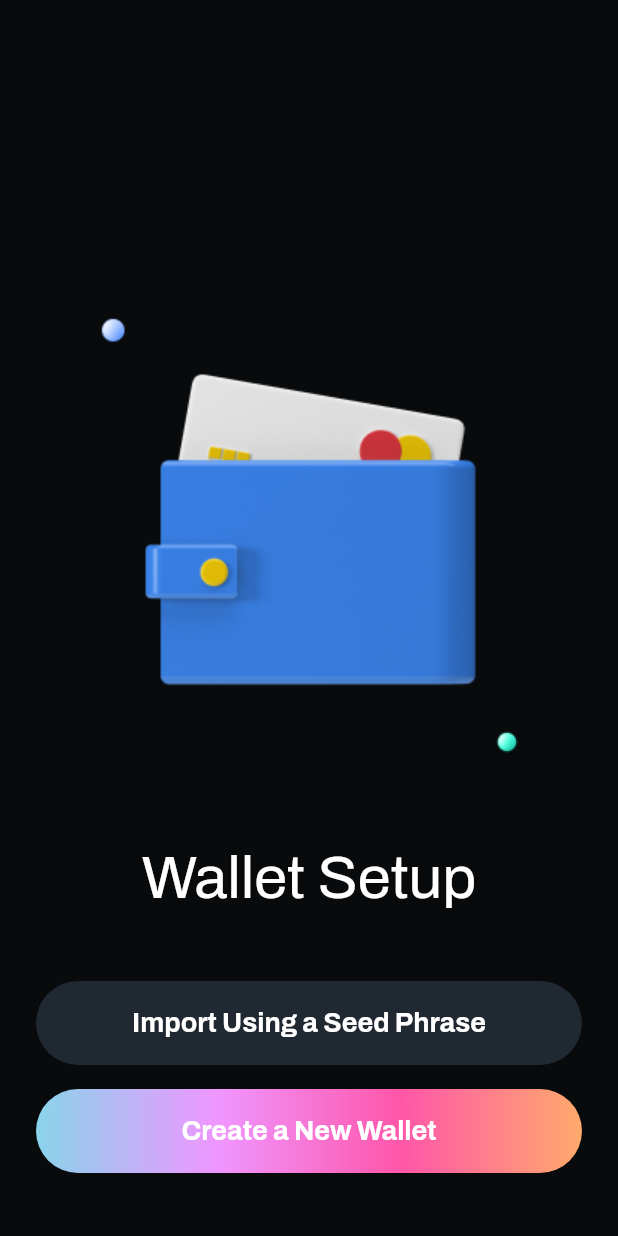
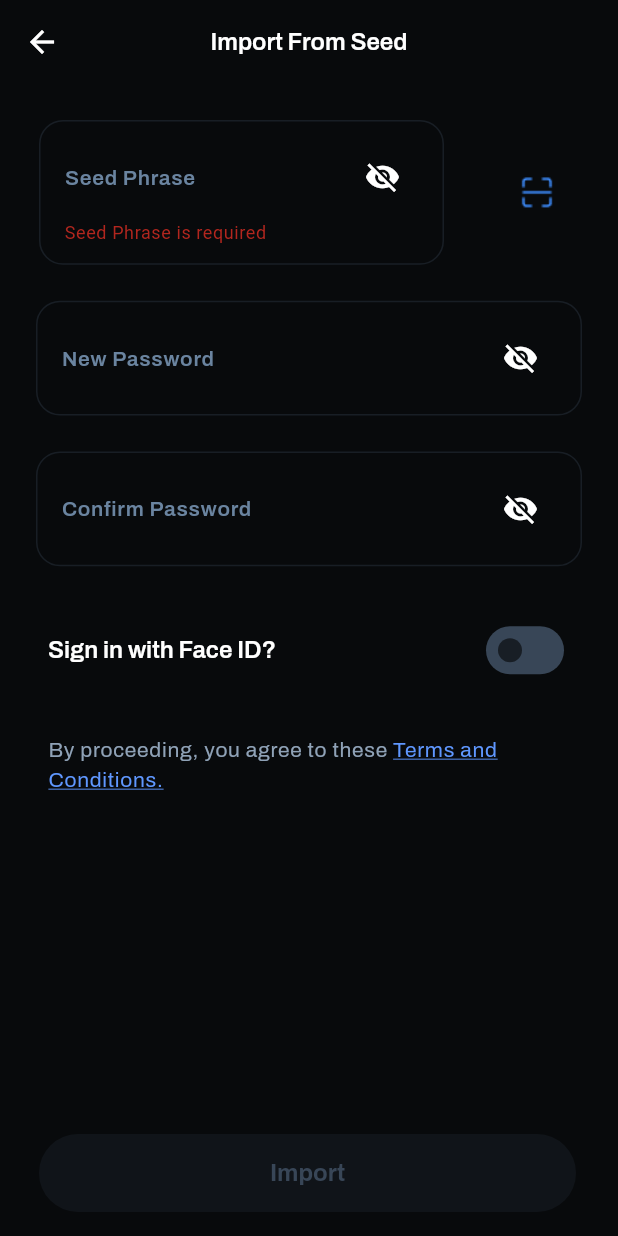
Before and after one commit to AkulGaind/DCY-Wallet, a Flutter app: the WalletSetup screen opened directly, after a tap on "Import Using a Seed Phrase", on a phone screen of 412 x 824 dp. Run offline on Flutter 3.47's test engine with Material 2 defaults, Android fonts, the phone set to English and light mode, and no system bars.

Commit message:
Implemented import from seed screen (validation remaining)

```diff
--- /dev/null
+++ b/lib/screens/import from seed/import_from_seed.dart
@@ -0,0 +1,328 @@
+import 'package:flutter/material.dart';
+
+import '../../theme/gradient.dart';
+
+class ImportFromSeed extends StatefulWidget {
+  const ImportFromSeed({super.key});
+
+  @override
+  State<ImportFromSeed> createState() => _ImportFromSeedState();
+}
+
+class _ImportFromSeedState extends State<ImportFromSeed> {
+  final _formKey = GlobalKey<FormState>();
+  final TextEditingController _seedPhraseController = TextEditingController();
+  final TextEditingController _newPasswordController = TextEditingController();
+  final TextEditingController _confirmPasswordController =
+      TextEditingController();
+
+  bool _seedphrase = false;
+  bool _newpassword = false;
+  bool _confirmpassword = false;
+  bool _togglevalue = false;
+  bool _disableButton = false;
+
+  @override
+  void initState() {
+    super.initState();
+    _seedPhraseController.addListener(_validateFields);
+    _newPasswordController.addListener(_validateFields);
+    _confirmPasswordController.addListener(_validateFields);
+  }
+
+  void _validateFields() {
+    final seedPhrase = _seedPhraseController.text;
+    final newPassword = _newPasswordController.text;
+    final confirmPassword = _confirmPasswordController.text;
+
+    setState(() {
+      _disableButton = seedPhrase.isNotEmpty &&
+          newPassword.isNotEmpty &&
+          newPassword.length < 8 &&
+          confirmPassword.isNotEmpty &&
+          newPassword == confirmPassword;
+    });
+  }
+
+  String? _validateSeedPhrase(String? value) {
+    if (value == null || value.isEmpty) {
+      return 'Seed Phrase is required';
+    } else if (value.length < 8) {
+      return 'Seed Phrase must be at least 8 characters long';
+    } else if (!RegExp(r'[A-Z]').hasMatch(value)) {
+      return 'Seed Phrase must contain at least one capital letter';
+    } else if (!RegExp(r'\d').hasMatch(value)) {
+      return 'Seed Phrase must contain at least one digit';
+    } else {
+      return null;
+    }
+  }
+
+  @override
+  Widget build(BuildContext context) {
+    return Scaffold(
+      appBar: AppBar(
+        iconTheme: const IconThemeData(
+          color: Colors.white,
+        ),
+        backgroundColor: const Color(0xFF080A0C),
+        centerTitle: true,
+        title: Text(
+          'Import From Seed',
+          style: Theme.of(context).textTheme.displaySmall,
+        ),
+      ),
+      body: SingleChildScrollView(
+        child: Form(
+          autovalidateMode: AutovalidateMode.always,
+          key: _formKey,
+          child: Column(
+            children: [
+              Container(
+                margin: const EdgeInsets.only(left: 2, right: 16),
+                child: Row(
+                  mainAxisAlignment: MainAxisAlignment.spaceBetween,
+                  children: [
+                    Expanded(
+                      child: Container(
+                        margin: const EdgeInsets.all(24),
+                        padding: const EdgeInsets.symmetric(
+                            vertical: 12, horizontal: 16),
+                        decoration: BoxDecoration(
+                          borderRadius: BorderRadius.circular(16),
+                          border: Border.all(
+                            color: const Color(0xFF181E25),
+                          ),
+                        ),
+                        child: TextFormField(
+                          controller: _seedPhraseController,
+                          validator: _validateSeedPhrase,
+                          style: Theme.of(context).textTheme.labelSmall,
+                          decoration: InputDecoration(
+                            labelText: "Seed Phrase",
+                            labelStyle: Theme.of(context)
+                                .textTheme
+                                .labelMedium!
+                                .copyWith(
+                                  color: const Color(0xFF6A84A0),
+                                ),
+                            border: InputBorder.none,
+                            suffixIcon: IconButton(
+                              onPressed: () {
+                                setState(() {
+                                  _seedphrase = !_seedphrase;
+                                });
+                              },
+                              icon: Icon(
+                                  color: Colors.white,
+                                  _seedphrase
+                                      ? Icons.visibility
+                                      : Icons.visibility_off),
+                            ),
+                          ),
+                          maxLines: null,
+                          // obscureText: !_seedphrase,
+                        ),
+                      ),
+                    ),
+                    IconButton(
+                      onPressed: () {},
+                      icon: Image.asset(
+                        'images/qr.png',
+                        width: 60,
+                        height: 60,
+                      ),
+                    ),
+                  ],
+                ),
+              ),
+              Container(
+                margin: const EdgeInsets.symmetric(horizontal: 24),
+                padding:
+                    const EdgeInsets.symmetric(vertical: 12, horizontal: 16),
+                decoration: BoxDecoration(
+                  borderRadius: BorderRadius.circular(16),
+                  border: Border.all(
+                    color: const Color(0xFF181E25),
+                  ),
+                ),
+                child: TextFormField(
+                  controller: _newPasswordController,
+                  style: Theme.of(context).textTheme.labelSmall,
+                  decoration: InputDecoration(
+                    labelText: "New Password",
+                    hintStyle: const TextStyle(color: Colors.white),
+                    labelStyle:
+                        Theme.of(context).textTheme.labelMedium!.copyWith(
+                              color: const Color(0xFF6A84A0),
+                            ),
+                    border: InputBorder.none,
+                    suffixIcon: IconButton(
+                      onPressed: () {
+                        setState(() {
+                          _newpassword = !_newpassword;
+                        });
+                      },
+                      icon: Icon(
+                          color: Colors.white,
+                          _newpassword
+                              ? Icons.visibility
+                              : Icons.visibility_off),
+                    ),
+                  ),
+                  maxLines: 1,
+                  obscureText: !_newpassword,
+                ),
+              ),
+              Container(
+                margin: const EdgeInsets.all(24),
+                padding:
+                    const EdgeInsets.symmetric(vertical: 12, horizontal: 16),
+                decoration: BoxDecoration(
+                  borderRadius: BorderRadius.circular(16),
+                  border: Border.all(
+                    color: const Color(0xFF181E25),
+                  ),
+                ),
+                child: TextFormField(
+                  controller: _confirmPasswordController,
+                  style: Theme.of(context).textTheme.labelSmall,
+                  decoration: InputDecoration(
+                    labelText: "Confirm Password",
+                    labelStyle:
+                        Theme.of(context).textTheme.labelMedium!.copyWith(
+                              color: const Color(0xFF6A84A0),
+                            ),
+                    border: InputBorder.none,
+                    suffixIcon: IconButton(
+                      onPressed: () {
+                        setState(() {
+                          _confirmpassword = !_confirmpassword;
+                        });
+                      },
+                      icon: Icon(
+                          color: Colors.white,
+                          _confirmpassword
+                              ? Icons.visibility
+                              : Icons.visibility_off),
+                    ),
+                  ),
+                  maxLines: 1,
+                  obscureText: !_confirmpassword,
+                ),
+              ),
+              Container(
+                margin: const EdgeInsets.only(left: 16, right: 16),
+                padding:
+                    const EdgeInsets.symmetric(vertical: 8, horizontal: 16),
+                child: Row(
+                  mainAxisAlignment: MainAxisAlignment.spaceBetween,
+                  children: [
+                    Text(
+                      'Sign in with Face ID?',
+                      style: Theme.of(context).textTheme.displaySmall,
+                    ),
+                    Switch(
+                      inactiveThumbColor: const Color(0xFF181E25),
+                      inactiveTrackColor: const Color(0xFF384657),
+                      activeColor: Colors.white,
+                      trackOutlineColor:
+                          const MaterialStatePropertyAll(Colors.transparent),
+                      activeTrackColor: const Color(0xFF3D8DFF),
+                      value: _togglevalue,
+                      onChanged: (onChanged) {
+                        setState(
+                          () {
+                            _togglevalue = onChanged;
+                          },
+                        );
+                      },
+                    ),
+                  ],
+                ),
+              ),
+              Container(
+                  margin: const EdgeInsets.only(left: 32, right: 24, top: 24),
+                  child: RichText(
+                    text: TextSpan(
+                      text: 'By proceeding, you agree to these ',
+                      style: Theme.of(context).textTheme.labelSmall!.copyWith(
+                            color: const Color(0xFF8FA2B7),
+                          ),
+                      children: <TextSpan>[
+                        TextSpan(
+                          text: 'Terms and Conditions.',
+                          style: Theme.of(context)
+                              .textTheme
+                              .labelSmall!
+                              .copyWith(
+                                  color: const Color(0xFF5F97FF),
+                                  decoration: TextDecoration.underline,
+                                  decorationColor: const Color(0xFF5F97FF)),
+                        ),
+                      ],
+                    ),
+                  )),
+              const SizedBox(
+                height: 250,
+              ),
+            ],
+          ),
+        ),
+      ),
+      floatingActionButton: _disableButton
+          ? Padding(
+              padding: const EdgeInsets.only(
+                // bottom: 42,
+                top: 8,
+                left: 42,
+                right: 12,
+              ),
+              child: Container(
+                height: 52,
+                decoration: BoxDecoration(
+                  gradient: Gradients.gradient2,
+                  borderRadius: BorderRadius.circular(80),
+                ),
+                child: ElevatedButton(
+                  onPressed: null,
+                  child: Text(
+                    'Import',
+                    style: Theme.of(context).textTheme.displaySmall!.copyWith(
+                          fontWeight: FontWeight.w700,
+                        ),
+                  ),
+                ),
+              ),
+            )
+          : Padding(
+              padding: const EdgeInsets.only(
+                // bottom: 42,
+                top: 8,
+                left: 42,
+                right: 12,
+              ),
+              child: Container(
+                height: 52,
+                decoration: BoxDecoration(
+                  borderRadius: BorderRadius.circular(80),
+                ),
+                child: ElevatedButton(
+                  style: const ButtonStyle(
+                    backgroundColor: MaterialStatePropertyAll(
+                      Color(0xFF101419),
+                    ),
+                  ),
+                  onPressed: () {},
+                  child: Text(
+                    'Import',
+                    style: Theme.of(context).textTheme.displaySmall!.copyWith(
+                        fontWeight: FontWeight.w700,
+                        color: const Color(0xFF384657)),
+                  ),
+                ),
+              ),
+            ),
+    );
+  }
+}
--- a/lib/screens/wallet setup/wallet_setup.dart
+++ b/lib/screens/wallet setup/wallet_setup.dart
@@ -1,3 +1,4 @@
+import 'package:dcy_wallet/screens/import%20from%20seed/import_from_seed.dart';
 import 'package:dcy_wallet/theme/gradient.dart';
 import 'package:flutter/material.dart';
 
@@ -52,7 +53,16 @@ class WalletSetup extends StatelessWidget {
                           'Import Using a Seed Phrase',
                         ),
                       ),
-                      onPressed: () {},
+                      onPressed: () {
+                        Navigator.push(
+                          context,
+                          MaterialPageRoute(
+                            builder: (BuildContext context) {
+                              return const ImportFromSeed();
+                            },
+                          ),
+                        );
+                      },
                     ),
                   ),
                   Container(
--- a/lib/theme/theme.dart
+++ b/lib/theme/theme.dart
@@ -4,6 +4,7 @@ import 'package:flutter/material.dart';
 
 final ThemeData theme = ThemeData(
   scaffoldBackgroundColor: const Color(0xFF080A0C),
+  useMaterial3: true,
   textTheme: textTheme,
   elevatedButtonTheme: buttonTheme
 );
--- a/lib/theme/typography.dart
+++ b/lib/theme/typography.dart
@@ -27,14 +27,14 @@ const textTheme = TextTheme(
   ),
   displayMedium: TextStyle(
     fontFamily: 'Archivo',
-    fontWeight: FontWeight.w400,
-    fontSize: 40,
+    fontWeight: FontWeight.w600,
+    fontSize: 16,
     color: Colors.white
   ),
   displaySmall: TextStyle(
     fontFamily: 'Archivo',
-    fontWeight: FontWeight.w400,
-    fontSize: 40,
+    fontWeight: FontWeight.w600,
+    fontSize: 16,
     color: Colors.white
   ),
   labelLarge: TextStyle(
@@ -42,5 +42,17 @@ const textTheme = TextTheme(
     fontWeight: FontWeight.w700,
     fontSize: 18,
     color: Colors.white
-  )
+  ),
+  labelMedium: TextStyle(
+    fontFamily: 'Archivo',
+    fontWeight: FontWeight.w600,
+    fontSize: 14,
+    color: Colors.white
+  ),
+  labelSmall: TextStyle(
+    fontFamily: 'Archivo',
+    fontWeight: FontWeight.w400,
+    fontSize: 14,
+    color: Colors.white
+  ),
 );
```
Also changed, not shown: lib/screens/widgets/gradient_button.dart (deleted, +0 -30 lines), images/qr.png (added).
